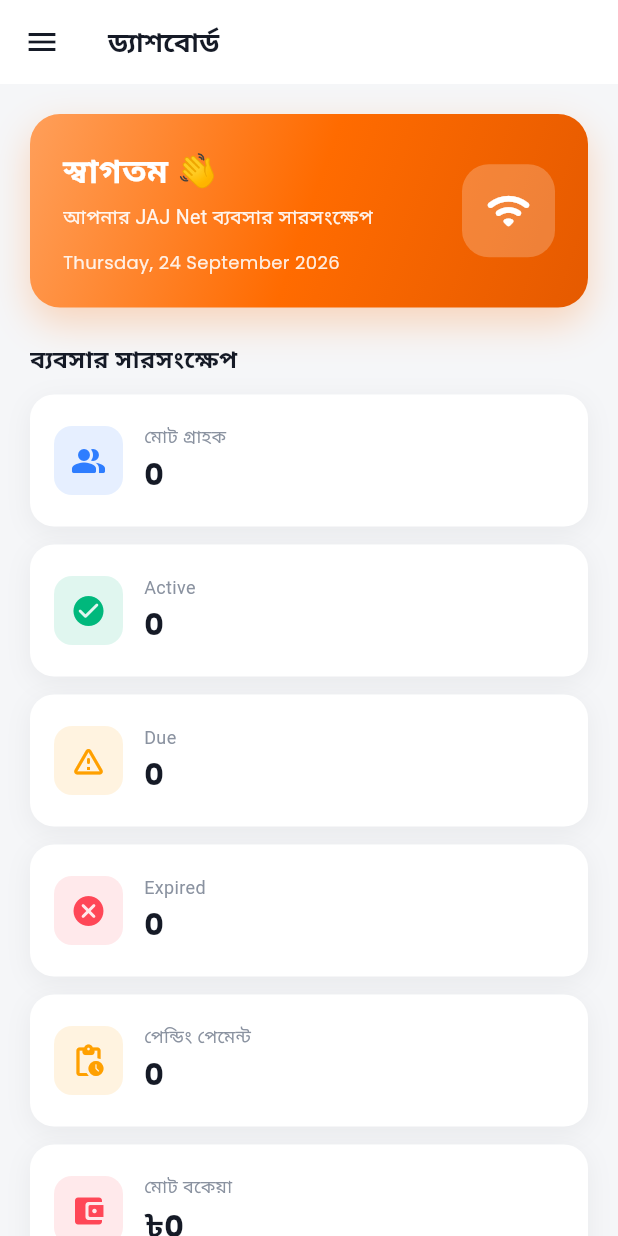
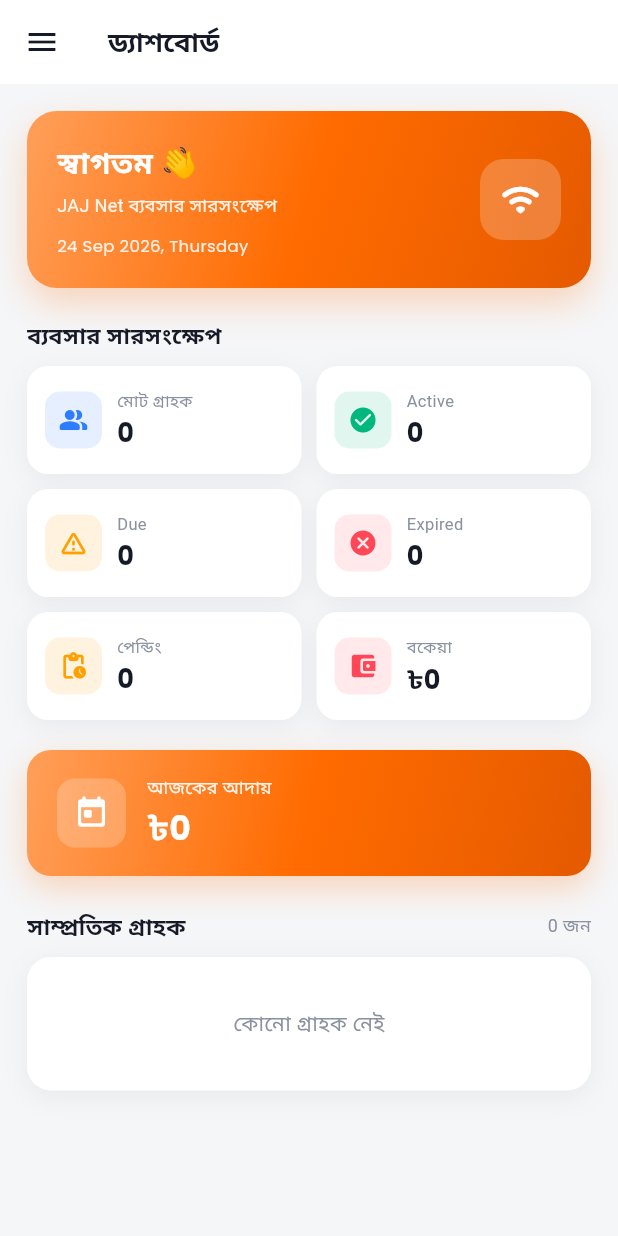
Before and after one commit to neuronzen/jajnet-admin, a Flutter app: the screen it shows once a user with an empty profile is signed in, on a phone screen of 412 x 824 dp. Run offline on Flutter 3.47's test engine with Material 3 defaults, Android fonts, the phone set to English and light mode, and no system bars; our stand-ins replace cloud_firestore, firebase_auth, firebase_core, google_fonts; accounts and stored records are empty.

Commit message:
Fix dashboard card layout

```diff
--- a/lib/pages/dashboard.dart
+++ b/lib/pages/dashboard.dart
@@ -54,18 +54,18 @@ builder: (context, paySnap) {
   final recent = users.take(5).toList();
 
   return SingleChildScrollView(
-    padding: const EdgeInsets.all(20),
+    padding: const EdgeInsets.all(18),
     child: Column(
       crossAxisAlignment: CrossAxisAlignment.start,
       children: [
         _welcomeCard(),
-        const SizedBox(height: 22),
+        const SizedBox(height: 20),
         Text('ব্যবসার সারসংক্ষেপ',
             style: GoogleFonts.hindSiliguri(
-                fontSize: 16,
+                fontSize: 15,
                 fontWeight: FontWeight.w700,
                 color: AC.ink)),
-        const SizedBox(height: 12),
+        const SizedBox(height: 10),
         _statGrid([
           _stat('মোট গ্রাহক', '${users.length}',
               Icons.people_alt_rounded, AC.info),
@@ -75,20 +75,48 @@ builder: (context, paySnap) {
               Icons.warning_amber_rounded, AC.warning),
           _stat('Expired', '$expired',
               Icons.cancel_rounded, AC.error),
-          _stat('পেন্ডিং পেমেন্ট', '$pending',
+          _stat('পেন্ডিং', '$pending',
               Icons.pending_actions_rounded, AC.warning),
-          _stat('মোট বকেয়া',
+          _stat('বকেয়া',
               '৳${dueAmount.toStringAsFixed(0)}',
               Icons.account_balance_wallet_rounded,
               AC.error),
         ]),
+        const SizedBox(height: 20),
+        _todayCard(todayCollection),
         const SizedBox(height: 22),
-        Container(
+        Row(
+          mainAxisAlignment: MainAxisAlignment.spaceBetween,
+          children: [
+            Text('সাম্প্রতিক গ্রাহক',
+                style: GoogleFonts.hindSiliguri(
+                    fontSize: 15,
+                    fontWeight: FontWeight.w700,
+                    color: AC.ink)),
+            Text('${users.length} জন',
+                style: GoogleFonts.hindSiliguri(
+                    fontSize: 12, color: AC.grey)),
+          ],
+        ),
+        const SizedBox(height: 10),
+        _recentList(recent),
+        const SizedBox(height: 30),
+      ],
+    ),
+  );
+},
+        );
+      },
+    );
+  }
+
+  Widget _welcomeCard() {
+    return Container(
       width: double.infinity,
       padding: const EdgeInsets.all(20),
       decoration: BoxDecoration(
         gradient: AC.heroGradient,
-            borderRadius: BorderRadius.circular(18),
+        borderRadius: BorderRadius.circular(20),
         boxShadow: [
 BoxShadow(
   color: AC.primary.withOpacity(0.25),
@@ -99,32 +127,86 @@ builder: (context, paySnap) {
       ),
       child: Row(
         children: [
+Expanded(
+  child: Column(
+    crossAxisAlignment: CrossAxisAlignment.start,
+    children: [
+      Text('স্বাগতম 👋',
+          style: GoogleFonts.hindSiliguri(
+              fontSize: 20,
+              fontWeight: FontWeight.w700,
+              color: Colors.white)),
+      const SizedBox(height: 4),
+      Text('JAJ Net ব্যবসার সারসংক্ষেপ',
+          style: GoogleFonts.hindSiliguri(
+              fontSize: 12,
+              color: Colors.white.withOpacity(0.92))),
+      const SizedBox(height: 10),
+      Text(
+          DateFormat('dd MMM yyyy, EEEE')
+              .format(DateTime.now()),
+          style: GoogleFonts.poppins(
+              fontSize: 11,
+              color: Colors.white.withOpacity(0.88))),
+    ],
+  ),
+),
 Container(
-                width: 52,
-                height: 52,
+  width: 54,
+  height: 54,
   decoration: BoxDecoration(
     color: Colors.white.withOpacity(0.22),
-                  borderRadius: BorderRadius.circular(14),
+    borderRadius: BorderRadius.circular(16),
+  ),
+  child: const Icon(Icons.wifi_rounded,
+      color: Colors.white, size: 28),
+),
+        ],
+      ),
+    );
+  }
+
+  Widget _todayCard(double amount) {
+    return Container(
+      width: double.infinity,
+      padding: const EdgeInsets.symmetric(
+horizontal: 20, vertical: 16),
+      decoration: BoxDecoration(
+        gradient: AC.heroGradient,
+        borderRadius: BorderRadius.circular(16),
+        boxShadow: [
+BoxShadow(
+  color: AC.primary.withOpacity(0.25),
+  blurRadius: 18,
+  offset: const Offset(0, 8),
+),
+        ],
+      ),
+      child: Row(
+        children: [
+Container(
+  width: 46,
+  height: 46,
+  decoration: BoxDecoration(
+    color: Colors.white.withOpacity(0.22),
+    borderRadius: BorderRadius.circular(12),
   ),
   child: const Icon(Icons.today_rounded,
-                    color: Colors.white, size: 26),
+      color: Colors.white, size: 24),
 ),
-              const SizedBox(width: 16),
+const SizedBox(width: 14),
 Expanded(
   child: Column(
-                  crossAxisAlignment:
-                      CrossAxisAlignment.start,
+    crossAxisAlignment: CrossAxisAlignment.start,
     children: [
       Text('আজকের আদায়',
           style: GoogleFonts.hindSiliguri(
-                            fontSize: 13,
-                            color: Colors.white
-                                .withOpacity(0.92))),
+              fontSize: 12,
+              color: Colors.white.withOpacity(0.92))),
       const SizedBox(height: 2),
-                    Text(
-                        '৳${todayCollection.toStringAsFixed(0)}',
+      Text('৳${amount.toStringAsFixed(0)}',
           style: GoogleFonts.poppins(
-                            fontSize: 26,
+              fontSize: 22,
               fontWeight: FontWeight.w700,
               color: Colors.white)),
     ],
@@ -132,27 +214,15 @@ builder: (context, paySnap) {
 ),
         ],
       ),
-        ),
-        const SizedBox(height: 24),
-        Row(
-          mainAxisAlignment: MainAxisAlignment.spaceBetween,
-          children: [
-            Text('সাম্প্রতিক গ্রাহক',
-                style: GoogleFonts.hindSiliguri(
-                    fontSize: 16,
-                    fontWeight: FontWeight.w700,
-                    color: AC.ink)),
-            Text('${users.length} জন',
-                style: GoogleFonts.hindSiliguri(
-                    fontSize: 12, color: AC.grey)),
-          ],
-        ),
-        const SizedBox(height: 12),
-        Container(
-          padding: const EdgeInsets.all(16),
+    );
+  }
+
+  Widget _recentList(List<QueryDocumentSnapshot> recent) {
+    return Container(
+      padding: const EdgeInsets.all(14),
       decoration: BoxDecoration(
         color: AC.white,
-            borderRadius: BorderRadius.circular(18),
+        borderRadius: BorderRadius.circular(16),
         boxShadow: AC.cardShadow,
       ),
       child: recent.isEmpty
@@ -166,144 +236,69 @@ builder: (context, paySnap) {
   )
 : Column(
     children: recent.map((d) {
-                    final m =
-                        d.data() as Map<String, dynamic>;
-                    final s = (m['status'] ?? '')
-                        .toString();
+      final m = d.data() as Map<String, dynamic>;
+      final s = (m['status'] ?? '').toString();
       final color = s == 'active'
           ? AC.success
           : s == 'due'
               ? AC.warning
               : AC.error;
       return Padding(
-                      padding: const EdgeInsets.symmetric(
-                          vertical: 6),
+        padding:
+            const EdgeInsets.symmetric(vertical: 6),
         child: Row(
           children: [
             CircleAvatar(
-                            radius: 20,
-                            backgroundColor: AC.primary
-                                .withOpacity(0.15),
+              radius: 18,
+              backgroundColor:
+                  AC.primary.withOpacity(0.15),
               child: Text(
                 (m['name'] ?? 'U')
                     .toString()
                     .substring(0, 1)
                     .toUpperCase(),
                 style: GoogleFonts.poppins(
-                                  fontWeight:
-                                      FontWeight.w700,
+                    fontSize: 14,
+                    fontWeight: FontWeight.w700,
                     color: AC.primary),
               ),
             ),
-                          const SizedBox(width: 12),
+            const SizedBox(width: 10),
             Expanded(
               child: Column(
                 crossAxisAlignment:
                     CrossAxisAlignment.start,
                 children: [
                   Text(m['name'] ?? '',
-                                    style: GoogleFonts
-                                        .hindSiliguri(
-                                            fontWeight:
-                                                FontWeight
-                                                    .w600,
+                      style: GoogleFonts.hindSiliguri(
+                          fontSize: 14,
+                          fontWeight: FontWeight.w600,
                           color: AC.ink)),
                   Text(
                       '${m['package'] ?? ''} • ৳${m['packagePrice'] ?? 0}',
-                                    style: GoogleFonts
-                                        .hindSiliguri(
-                                            fontSize: 12,
-                                            color:
-                                                AC.grey)),
+                      style: GoogleFonts.hindSiliguri(
+                          fontSize: 11,
+                          color: AC.grey)),
                 ],
               ),
             ),
             Container(
-                            padding:
-                                const EdgeInsets.symmetric(
-                                    horizontal: 10,
-                                    vertical: 4),
+              padding: const EdgeInsets.symmetric(
+                  horizontal: 8, vertical: 3),
               decoration: BoxDecoration(
-                              color:
-                                  color.withOpacity(0.12),
-                              borderRadius:
-                                  BorderRadius.circular(20),
+                color: color.withOpacity(0.12),
+                borderRadius: BorderRadius.circular(20),
               ),
               child: Text(s.toUpperCase(),
                   style: GoogleFonts.poppins(
-                                    fontSize: 10,
-                                    fontWeight:
-                                        FontWeight.w600,
+                      fontSize: 9,
+                      fontWeight: FontWeight.w600,
                       color: color)),
             ),
           ],
         ),
       );
     }).toList(),
-                ),
-        ),
-        const SizedBox(height: 30),
-      ],
-    ),
-  );
-},
-        );
-      },
-    );
-  }
-
-  Widget _welcomeCard() {
-    return Container(
-      width: double.infinity,
-      padding: const EdgeInsets.all(22),
-      decoration: BoxDecoration(
-        gradient: AC.heroGradient,
-        borderRadius: BorderRadius.circular(20),
-        boxShadow: [
-BoxShadow(
-  color: AC.primary.withOpacity(0.25),
-  blurRadius: 22,
-  offset: const Offset(0, 10),
-),
-        ],
-      ),
-      child: Row(
-        children: [
-Expanded(
-  child: Column(
-    crossAxisAlignment: CrossAxisAlignment.start,
-    children: [
-      Text('স্বাগতম 👋',
-          style: GoogleFonts.hindSiliguri(
-              fontSize: 22,
-              fontWeight: FontWeight.w700,
-              color: Colors.white)),
-      const SizedBox(height: 4),
-      Text('আপনার JAJ Net ব্যবসার সারসংক্ষেপ',
-          style: GoogleFonts.hindSiliguri(
-              fontSize: 13,
-              color: Colors.white.withOpacity(0.92))),
-      const SizedBox(height: 12),
-      Text(
-          DateFormat('EEEE, dd MMMM yyyy')
-              .format(DateTime.now()),
-          style: GoogleFonts.poppins(
-              fontSize: 12,
-              color: Colors.white.withOpacity(0.88))),
-    ],
-  ),
-),
-Container(
-  width: 62,
-  height: 62,
-  decoration: BoxDecoration(
-    color: Colors.white.withOpacity(0.22),
-    borderRadius: BorderRadius.circular(18),
-  ),
-  child: const Icon(Icons.wifi_rounded,
-      color: Colors.white, size: 32),
-),
-        ],
   ),
     );
   }
@@ -312,10 +307,10 @@ Container(
     return LayoutBuilder(builder: (context, c) {
       final cols = c.maxWidth > 900
 ? 3
-: c.maxWidth > 560
+: c.maxWidth > 480
     ? 2
-    : 1;
-      final spacing = 12.0;
+    : 2;
+      final spacing = 10.0;
       final totalSpacing = spacing * (cols - 1);
       final itemWidth = (c.maxWidth - totalSpacing) / cols;
       return Wrap(
@@ -324,7 +319,7 @@ Container(
         children: items.map((s) {
 return SizedBox(
   width: itemWidth,
-  height: 88,
+  height: 72,
   child: _statCard(s),
 );
         }).toList(),
@@ -334,30 +329,31 @@ return SizedBox(
 
   _StatData _stat(
       String label, String value, IconData icon, Color color) {
-    return _StatData(label: label, value: value, icon: icon, color: color);
+    return _StatData(
+        label: label, value: value, icon: icon, color: color);
   }
 
   Widget _statCard(_StatData s) {
     return Container(
       padding: const EdgeInsets.symmetric(
-horizontal: 16, vertical: 12),
+horizontal: 12, vertical: 10),
       decoration: BoxDecoration(
         color: AC.white,
-        borderRadius: BorderRadius.circular(16),
+        borderRadius: BorderRadius.circular(14),
         boxShadow: AC.cardShadow,
       ),
       child: Row(
         children: [
 Container(
-  width: 46,
-  height: 46,
+  width: 38,
+  height: 38,
   decoration: BoxDecoration(
     color: s.color.withOpacity(0.12),
-    borderRadius: BorderRadius.circular(12),
+    borderRadius: BorderRadius.circular(10),
   ),
-  child: Icon(s.icon, color: s.color, size: 24),
+  child: Icon(s.icon, color: s.color, size: 20),
 ),
-const SizedBox(width: 14),
+const SizedBox(width: 10),
 Expanded(
   child: Column(
     crossAxisAlignment: CrossAxisAlignment.start,
@@ -365,15 +361,17 @@ Expanded(
     children: [
       Text(s.label,
           style: GoogleFonts.hindSiliguri(
-              fontSize: 12, color: AC.grey),
+              fontSize: 11, color: AC.grey),
           maxLines: 1,
           overflow: TextOverflow.ellipsis),
-      const SizedBox(height: 2),
+      const SizedBox(height: 1),
       Text(s.value,
           style: GoogleFonts.poppins(
-              fontSize: 20,
+              fontSize: 17,
               fontWeight: FontWeight.w700,
-              color: AC.ink)),
+              color: AC.ink),
+          maxLines: 1,
+          overflow: TextOverflow.ellipsis),
     ],
   ),
 ),
```
Lines whose indentation alone changed are shown as unchanged.
